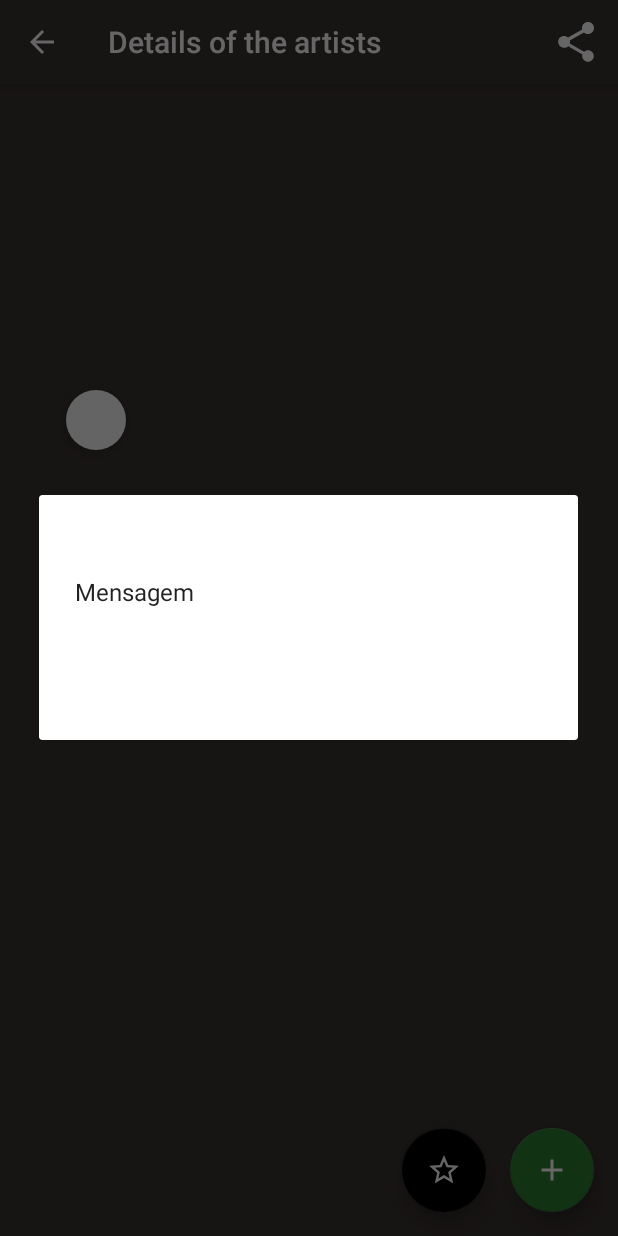
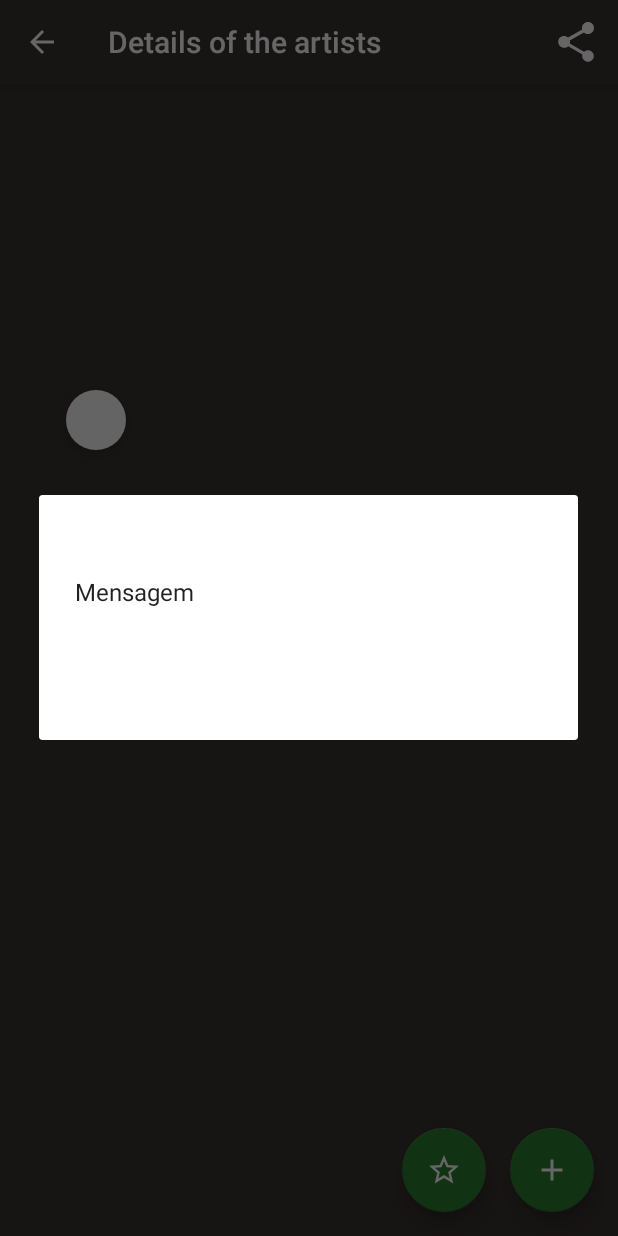
Before and after one commit to efefarias/ProjetoListaArtistas, an Android app: the DetalhePessoaFragment screen opened directly, with no data from a screen before it, after a tap on an icon or button, on a phone screen of 412 x 824 dp. Run offline under Robolectric (Android 15) with nearby library versions, the phone set to English and light mode, and no system bars; our stand-ins replace ButterKnife, Picasso; libraries missing offline, so code that uses them is left out: org.parceler; pictures from the network do not load; 9 statements that could not run were skipped.

```diff
--- a/app/src/main/java/br/com/projeto/projetolistaartistas/DetalhePessoaFragment.java
+++ b/app/src/main/java/br/com/projeto/projetolistaartistas/DetalhePessoaFragment.java
@@ -117,6 +117,7 @@ public class DetalhePessoaFragment extends Fragment {
 
         listObras = new ArrayList<>();
         imgFullObra = new ImageView(getActivity());
+
     }
 
     @Override
@@ -172,6 +173,8 @@ public class DetalhePessoaFragment extends Fragment {
         imgFullObra.setClickable(false);
 
         alteraFavorito();
+
+        fabFavorito2.setBackgroundTintList(ColorStateList.valueOf(Color.parseColor("#2E7D32")));
 
         return view;
     }
```
